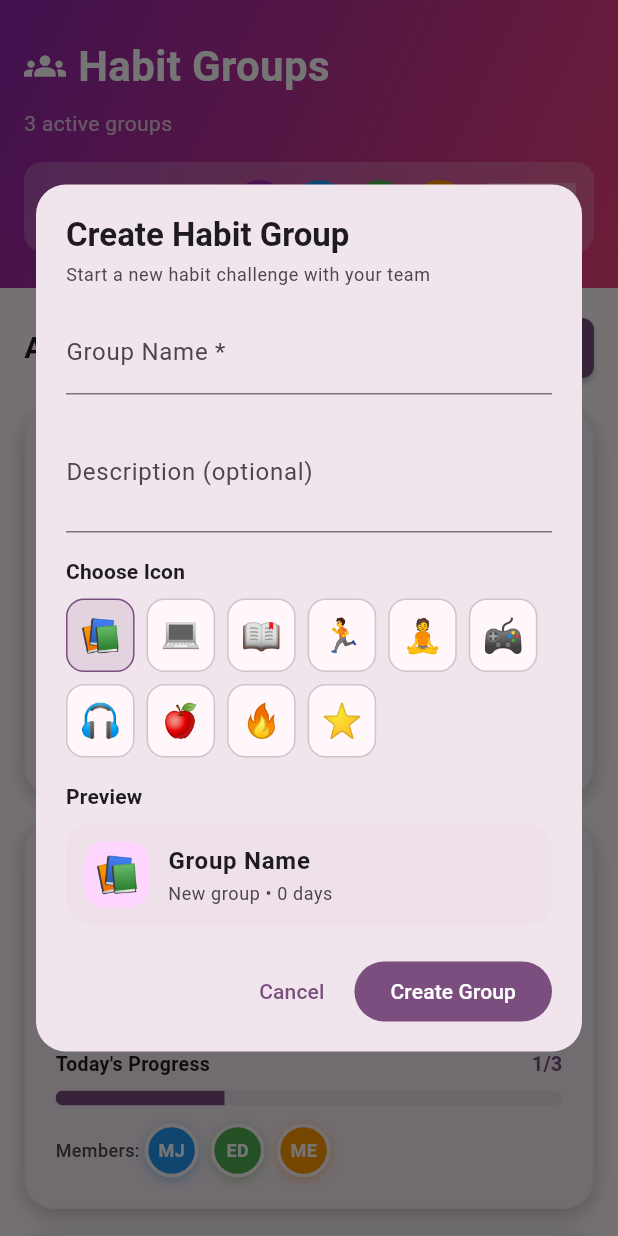
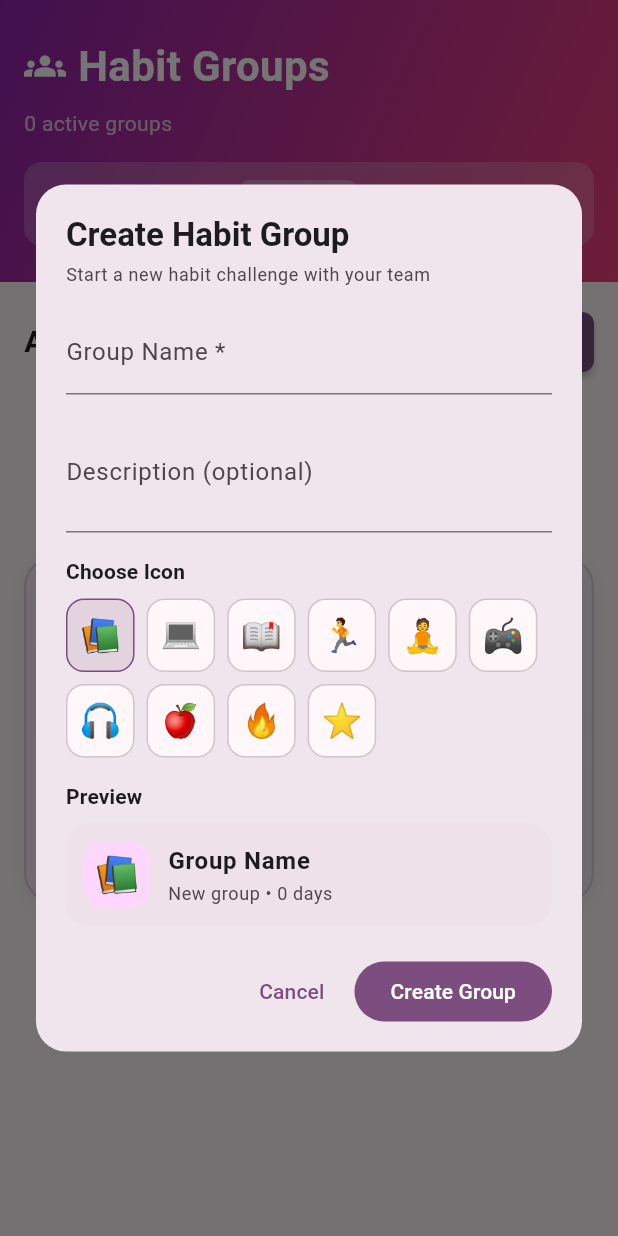
Before and after one commit to erenayar-12/CS310-Group-21, a Flutter app: the GroupsScreen screen opened directly, after a tap on "New Group", on a phone screen of 412 x 824 dp. Run offline on Flutter 3.47's test engine with Material 3 defaults, Android fonts, the phone set to English and light mode, and no system bars; our stand-ins replace cloud_firestore, firebase_auth, firebase_core, shared_preferences, sqflite, sqflite_common_ffi; accounts and stored records are empty.

Commit message:
Integrate Firestore in groups screen and remove mock data

```diff
--- a/lib/screens/groups/groups_screen.dart
+++ b/lib/screens/groups/groups_screen.dart
@@ -4,6 +4,7 @@ import 'widgets/create_habit_group.dart';
 import '../../data/habit_group.dart';
 import '../../data/team_member.dart';
 import 'widgets/invite_team_members_dialog.dart';
+import '../../services/firestore_service.dart';
 
 class GroupsScreen extends StatefulWidget {
   const GroupsScreen({super.key});
@@ -13,6 +14,8 @@ class GroupsScreen extends StatefulWidget {
 }
 
 class _GroupsScreenState extends State<GroupsScreen> {
+  final FirestoreService _firestoreService = FirestoreService();
+
   void _showCreateGroup() {
     showDialog(
       context: context,
@@ -20,63 +23,6 @@ class _GroupsScreenState extends State<GroupsScreen> {
       builder: (context) => const CreateHabitGroup(),
     );
   }
-
-  final List<TeamMember> _teamMembers = [
-    const TeamMember(id: '1', initials: 'SC', color: 0xFF9C27B0),
-    const TeamMember(id: '2', initials: 'MJ', color: 0xFF2196F3),
-    const TeamMember(id: '3', initials: 'ED', color: 0xFF4CAF50),
-    const TeamMember(id: '4', initials: 'ME', color: 0xFFFF9800),
-  ];
-
-  final List<HabitGroup> _habitGroups = [
-    HabitGroup(
-      id: '1',
-      name: 'Study Together',
-      icon: '📚💻',
-      status: GroupStatus.onTrack,
-      streak: 8,
-      members: [
-        const TeamMember(id: '1', initials: 'SC', color: 0xFF9C27B0),
-        const TeamMember(id: '2', initials: 'MJ', color: 0xFF2196F3),
-        const TeamMember(id: '3', initials: 'ED', color: 0xFF4CAF50),
-        const TeamMember(id: '4', initials: 'ME', color: 0xFFFF9800),
-      ],
-      todayProgress: 2,
-      totalMembers: 4,
-      inviteLink: 'https://habittracker.app/invite/1',
-    ),
-    HabitGroup(
-      id: '2',
-      name: 'Reading Challenge',
-      icon: '📖',
-      status: GroupStatus.onTrack,
-      streak: 5,
-      members: [
-        const TeamMember(id: '2', initials: 'MJ', color: 0xFF2196F3),
-        const TeamMember(id: '3', initials: 'ED', color: 0xFF4CAF50),
-        const TeamMember(id: '4', initials: 'ME', color: 0xFFFF9800),
-      ],
-      todayProgress: 1,
-      totalMembers: 3,
-      inviteLink: 'https://habittracker.app/invite/2',
-    ),
-    HabitGroup(
-      id: '3',
-      name: 'Morning Exercise',
-      icon: '🏃',
-      status: GroupStatus.onTrack,
-      streak: 12,
-      members: [
-        const TeamMember(id: '1', initials: 'SC', color: 0xFF9C27B0),
-        const TeamMember(id: '2', initials: 'MJ', color: 0xFF2196F3),
-        const TeamMember(id: '3', initials: 'ED', color: 0xFF4CAF50),
-        const TeamMember(id: '4', initials: 'ME', color: 0xFFFF9800),
-      ],
-      todayProgress: 0,
-      totalMembers: 4,
-      inviteLink: 'https://habittracker.app/invite/3',
-    ),
-  ];
 
   void _showInviteDialog() {
     showDialog(
@@ -156,12 +102,18 @@ class _GroupsScreenState extends State<GroupsScreen> {
             ],
           ),
           const SizedBox(height: 8),
-          Text(
-            '${_habitGroups.length} active groups',
+            StreamBuilder<List<HabitGroup>>(
+              stream: _firestoreService.getHabitGroupsStream(),
+              builder: (context, snapshot) {
+                final count = snapshot.data?.length ?? 0;
+                return Text(
+                  '$count active groups',
             style: const TextStyle(
               color: Colors.white70,
               fontSize: 14,
             ),
+                );
+              },
           ),
           const SizedBox(height: 16),
           Container(
@@ -187,7 +139,27 @@ class _GroupsScreenState extends State<GroupsScreen> {
                     child: Row(
                       mainAxisAlignment: MainAxisAlignment.end,
                       children: [
-                        ..._teamMembers.map((member) {
+                        StreamBuilder<List<HabitGroup>>(
+                          stream: _firestoreService.getHabitGroupsStream(),
+                          builder: (context, snapshot) {
+                            if (!snapshot.hasData || snapshot.data!.isEmpty) {
+                              return const SizedBox.shrink();
+                            }
+
+                            final allMembers = <TeamMember>[];
+                            for (final group in snapshot.data!) {
+                              allMembers.addAll(group.members);
+                            }
+
+                            final uniqueMembers = <String, TeamMember>{};
+                            for (final member in allMembers) {
+                              if (!uniqueMembers.containsKey(member.id)) {
+                                uniqueMembers[member.id] = member;
+                              }
+                            }
+
+                            return Row(
+                              children: uniqueMembers.values.map((member) {
                     return Container(
                       margin: const EdgeInsets.only(left: 4),
                       width: 36,
@@ -208,6 +180,9 @@ class _GroupsScreenState extends State<GroupsScreen> {
                       ),
                     );
                   }).toList(),
+                            );
+                          },
+                ),
                 const SizedBox(width: 8),
                 InkWell(
                   onTap: _showInviteDialog,
@@ -251,6 +226,21 @@ class _GroupsScreenState extends State<GroupsScreen> {
 
   Widget _buildActiveGroupsSection() {
     final theme = Theme.of(context);
+    return StreamBuilder<List<HabitGroup>>(
+      stream: _firestoreService.getHabitGroupsStream(),
+      builder: (context, snapshot) {
+        if (snapshot.connectionState == ConnectionState.waiting) {
+          return const Center(child: CircularProgressIndicator());
+        }
+
+        if (snapshot.hasError) {
+          return Center(
+            child: Text('Error: ${snapshot.error}'),
+          );
+        }
+
+        final groups = snapshot.data ?? [];
+
     return Column(
       crossAxisAlignment: CrossAxisAlignment.start,
       children: [
@@ -294,8 +284,25 @@ class _GroupsScreenState extends State<GroupsScreen> {
           ],
         ),
         const SizedBox(height: 16),
-        ..._habitGroups.map((group) => _buildGroupCard(group)),
+            if (groups.isEmpty)
+              Center(
+                child: Padding(
+                  padding: const EdgeInsets.all(32.0),
+                  child: Text(
+                    'No habit groups yet. Create your first one!',
+                    style: TextStyle(
+                      color: theme.colorScheme.onSurfaceVariant,
+                      fontSize: 16,
+                    ),
+                    textAlign: TextAlign.center,
+                  ),
+                ),
+              )
+            else
+              ...groups.map((group) => _buildGroupCard(group)),
       ],
+        );
+      },
     );
   }
 
--- a/lib/screens/groups/widgets/create_habit_group.dart
+++ b/lib/screens/groups/widgets/create_habit_group.dart
@@ -1,4 +1,6 @@
 import 'package:flutter/material.dart';
+import '../../../data/habit_group.dart' show HabitGroup, GroupStatus;
+import '../../../services/firestore_service.dart';
 
 class CreateHabitGroup extends StatefulWidget {
   const CreateHabitGroup({super.key});
@@ -11,6 +13,8 @@ class _CreateHabitGroupState extends State<CreateHabitGroup> {
   final _formKey = GlobalKey<FormState>();
   final _nameController = TextEditingController();
   final _descriptionController = TextEditingController();
+  final _firestoreService = FirestoreService();
+  bool _isCreating = false;
 
   // Simple emoji icon list, may be changed or added more later
   final List<String> _icons = [
@@ -26,10 +30,58 @@ class _CreateHabitGroupState extends State<CreateHabitGroup> {
     super.dispose();
   }
 
-  void _onCreatePressed() {
-    if (_formKey.currentState?.validate() ?? false) {
-      // can return data with Navigator.pop(context, ...)
+  Future<void> _onCreatePressed() async {
+    if (!(_formKey.currentState?.validate() ?? false)) {
+      return;
+    }
+
+    if (_isCreating) return;
+
+    setState(() {
+      _isCreating = true;
+    });
+
+    try {
+      final newGroup = HabitGroup(
+        name: _nameController.text.trim(),
+        description: _descriptionController.text.trim().isEmpty
+            ? null
+            : _descriptionController.text.trim(),
+        icon: _selectedIcon,
+        status: GroupStatus.onTrack,
+        streak: 0,
+        members: [],
+        todayProgress: 0,
+        totalMembers: 1,
+        inviteLink: '',
+      );
+
+      await _firestoreService.createHabitGroup(newGroup);
+
+      if (!mounted) return;
+
       Navigator.of(context).pop();
+      ScaffoldMessenger.of(context).showSnackBar(
+        const SnackBar(
+          content: Text('Habit group created successfully!'),
+          backgroundColor: Colors.green,
+        ),
+      );
+    } catch (e) {
+      if (!mounted) return;
+
+      ScaffoldMessenger.of(context).showSnackBar(
+        SnackBar(
+          content: Text('Failed to create group: $e'),
+          backgroundColor: Colors.red,
+        ),
+      );
+    } finally {
+      if (mounted) {
+        setState(() {
+          _isCreating = false;
+        });
+      }
     }
   }
 
@@ -210,8 +262,17 @@ class _CreateHabitGroupState extends State<CreateHabitGroup> {
                     ),
                     const SizedBox(width: 8),
                     FilledButton(
-                      onPressed: _onCreatePressed,
-                      child: const Text('Create Group'),
+                      onPressed: _isCreating ? null : _onCreatePressed,
+                      child: _isCreating
+                          ? const SizedBox(
+                              width: 16,
+                              height: 16,
+                              child: CircularProgressIndicator(
+                                strokeWidth: 2,
+                                valueColor: AlwaysStoppedAnimation<Color>(Colors.white),
+                              ),
+                            )
+                          : const Text('Create Group'),
                     ),
                   ],
                 ),
```
Lines whose indentation alone changed are shown as unchanged.
